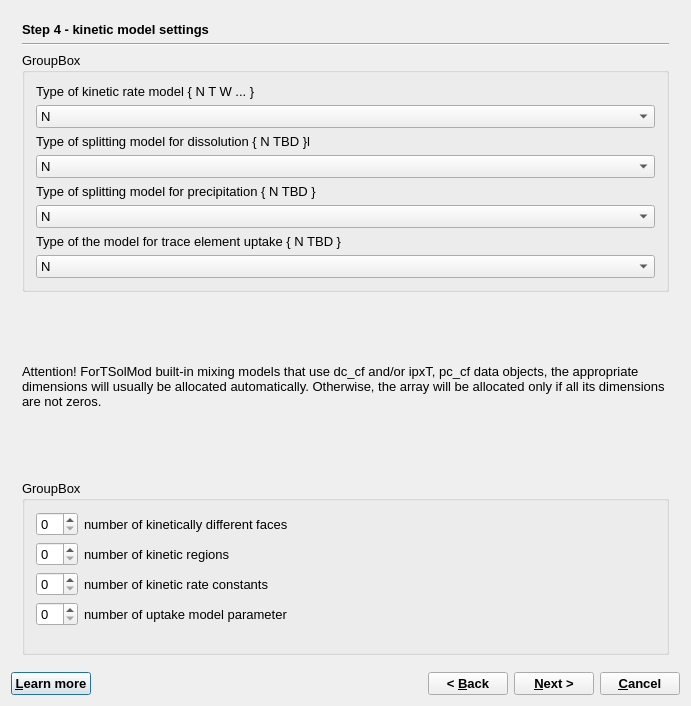
Above: GUI/Dialogs4/PhaseWizard4.ui from gemshub/GEMSGUI before the change. Below: the same form after it.
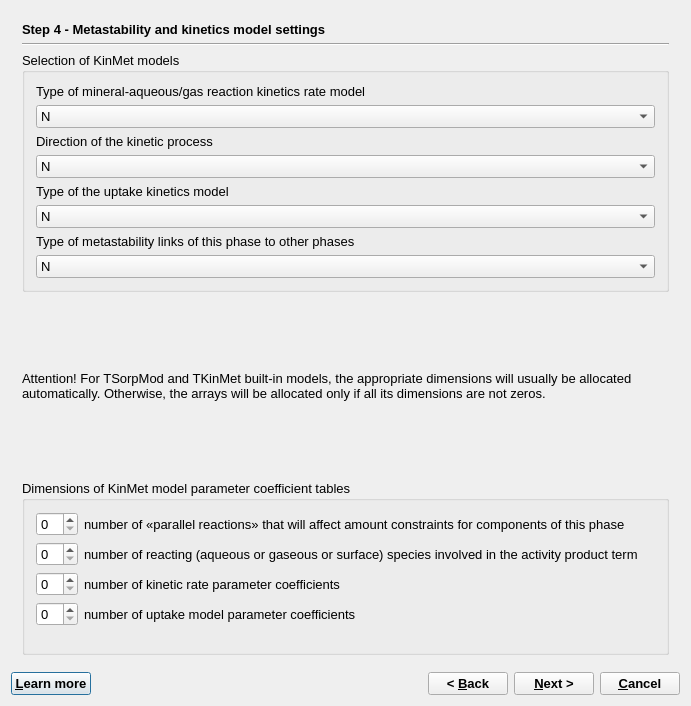
That is the form after the change. The open tabs and pages were chosen to show the change.

Commit message: Interim commit of corrections in extended Phase definition, wizard, and respective data to be transferred to MULTI structure. Compiles, but needs more work and testing.

Diff of the .ui file:
```diff
--- a/GUI/Dialogs4/PhaseWizard4.ui
+++ b/GUI/Dialogs4/PhaseWizard4.ui
@@ -10,7 +10,7 @@
     <x>0</x>
     <y>0</y>
     <width>691</width>
-    <height>600</height>
+    <height>689</height>
    </rect>
   </property>
   <property name="font">
@@ -1028,7 +1028,7 @@
           </font>
          </property>
          <property name="text">
-          <string>Step 4 - kinetic model settings</string>
+          <string>Step 4 - Metastability and kinetics model settings</string>
          </property>
         </widget>
        </item>
@@ -1042,13 +1042,13 @@
        <item>
         <widget class="QGroupBox" name="groupBox_8">
          <property name="title">
-          <string>GroupBox</string>
+          <string>Selection of KinMet models</string>
          </property>
          <layout class="QVBoxLayout" name="verticalLayout_8">
           <item>
            <widget class="QLabel" name="label_7">
             <property name="text">
-             <string>Type of kinetic rate model { N T W ... }</string>
+             <string>Type of mineral-aqueous/gas reaction kinetics rate model</string>
             </property>
            </widget>
           </item>
@@ -1074,7 +1074,7 @@
           <item>
            <widget class="QLabel" name="label_8">
             <property name="text">
-             <string>Type of splitting model for dissolution { N TBD }l</string>
+             <string>Direction of the kinetic process</string>
             </property>
            </widget>
           </item>
@@ -1105,7 +1105,7 @@
           <item>
            <widget class="QLabel" name="label_9">
             <property name="text">
-             <string>Type of splitting model for precipitation { N TBD }</string>
+             <string>Type of the uptake kinetics model</string>
             </property>
            </widget>
           </item>
@@ -1136,7 +1136,7 @@
           <item>
            <widget class="QLabel" name="label_10">
             <property name="text">
-             <string>Type of the model for trace element uptake { N TBD }</string>
+             <string>Type of metastability links of this phase to other phases</string>
             </property>
            </widget>
           </item>
@@ -1170,7 +1170,7 @@
        <item>
         <widget class="QLabel" name="label_6">
          <property name="text">
-          <string>Attention! ForTSolMod built-in mixing models that use dc_cf and/or ipxT, pc_cf data objects, the appropriate dimensions will usually be allocated automatically. Otherwise, the array will be allocated only if all its dimensions are not zeros. </string>
+          <string>Attention! For TSorpMod and TKinMet built-in models, the appropriate dimensions will usually be allocated automatically. Otherwise, the arrays will be allocated only if all its dimensions are not zeros. </string>
          </property>
          <property name="wordWrap">
           <bool>true</bool>
@@ -1180,7 +1180,7 @@
        <item>
         <widget class="QGroupBox" name="groupBox_9">
          <property name="title">
-          <string>GroupBox</string>
+          <string>Dimensions of KinMet model parameter coefficient tables</string>
          </property>
          <layout class="QFormLayout" name="formLayout_2">
           <item row="0" column="0">
@@ -1189,7 +1189,7 @@
           <item row="0" column="1">
            <widget class="QLabel" name="label_18">
             <property name="text">
-             <string>number of kinetically different faces</string>
+             <string>number of «parallel reactions» that will affect amount constraints for components of this phase</string>
             </property>
            </widget>
           </item>
@@ -1199,7 +1199,7 @@
           <item row="1" column="1">
            <widget class="QLabel" name="label_19">
             <property name="text">
-             <string>number of kinetic regions</string>
+             <string>number of reacting (aqueous or gaseous or surface) species involved in the activity product term </string>
             </property>
            </widget>
           </item>
@@ -1209,7 +1209,7 @@
           <item row="2" column="1">
            <widget class="QLabel" name="label_20">
             <property name="text">
-             <string>number of kinetic rate constants</string>
+             <string>number of kinetic rate parameter coefficients</string>
             </property>
            </widget>
           </item>
@@ -1219,7 +1219,7 @@
           <item row="3" column="1">
            <widget class="QLabel" name="label_21">
             <property name="text">
-             <string>number of uptake model parameter</string>
+             <string>number of uptake model parameter coefficients </string>
             </property>
            </widget>
           </item>
```
Left out of the diff: 6 changed lines with no effect on the pictures. The commit also changes 4 other files.
